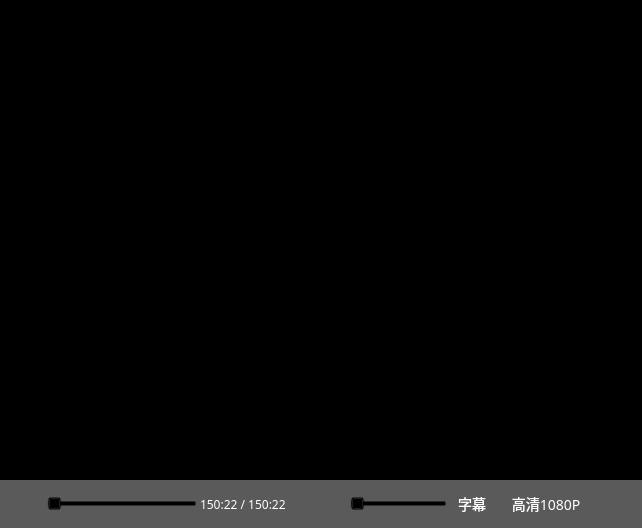
Qt form src/view/mediaplayer.ui (iMageChans/HalalCloud) before a commit.
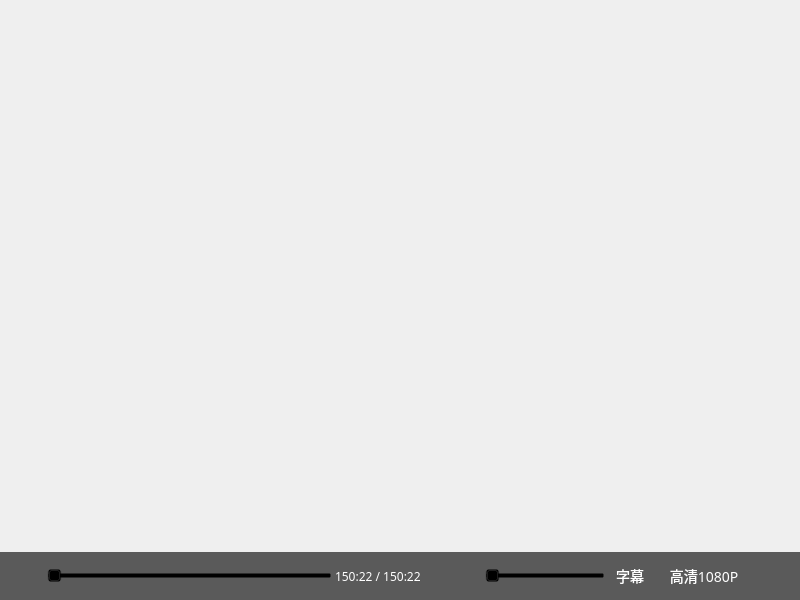
The same form after that commit. Icons and pictures are not drawn.

```diff
--- a/src/view/mediaplayer.ui
+++ b/src/view/mediaplayer.ui
@@ -6,14 +6,14 @@
    <rect>
     <x>0</x>
     <y>0</y>
-    <width>642</width>
-    <height>528</height>
+    <width>800</width>
+    <height>600</height>
    </rect>
   </property>
   <property name="minimumSize">
    <size>
-    <width>642</width>
-    <height>482</height>
+    <width>800</width>
+    <height>600</height>
    </size>
   </property>
   <property name="focusPolicy">
@@ -56,11 +56,7 @@
       <number>0</number>
      </property>
      <item>
-      <widget class="QWidget" name="videoWidget" native="true">
-       <property name="styleSheet">
-        <string notr="true">background:rgb(0,0,0);</string>
-       </property>
-      </widget>
+      <widget class="QWidget" name="videoWidget" native="true"/>
      </item>
      <item>
       <widget class="QWidget" name="widget_2" native="true">
```
Left out of the diff: 10 changed lines with no effect on the pictures.
